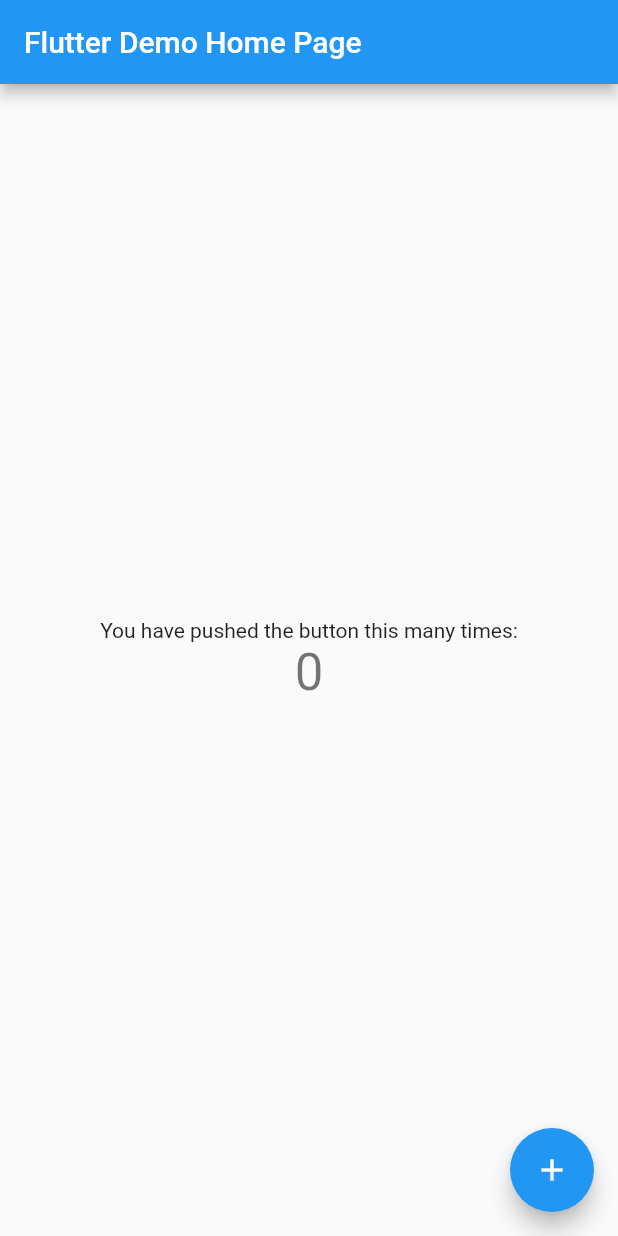
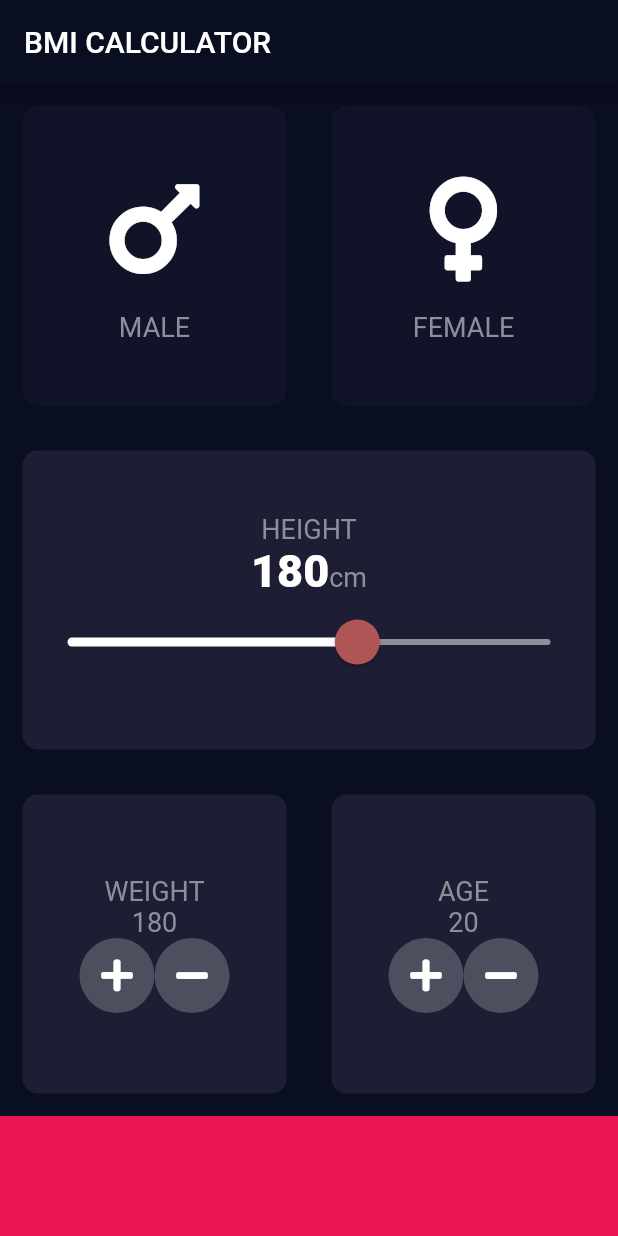
Before and after one commit to richmanrichie/flutter_BMICalculator, a Flutter app: the screen it shows after launch, on a phone screen of 412 x 824 dp. Run offline on Flutter 3.47's test engine with Material 2 defaults, Android fonts, the phone set to English and light mode, and no system bars; our stand-ins replace font_awesome_flutter.

Commit message:
Merge branch 'master' of https://github.com/richmanrichie/flutter_BMICalculator
# Conflicts:
#	README.md

```diff
--- /dev/null
+++ b/lib/constants.dart
@@ -0,0 +1,16 @@
+import 'package:flutter/material.dart';
+
+const kLabelTextStyle = TextStyle(
+    fontSize: 18.0,
+    color: Color(0xFF8D8E98)
+);
+
+const kNumberStyle = TextStyle(
+    fontSize: 30.0,
+    fontWeight: FontWeight.w900
+);
+
+const kBottomContainerHeight = 80.0;
+const kActiveCardColor = Color(0xFF1D1E33);
+const kInactiveCardColor = Color(0xFF111328);
+const kBottomContainerColor = Color(0xFFEB1555);
--- /dev/null
+++ b/lib/icon_content.dart
@@ -0,0 +1,28 @@
+import 'package:flutter/material.dart';
+import 'constants.dart';
+
+class IconContent extends StatelessWidget {
+  IconContent({@required this.icon, @required this.label});
+
+  final IconData icon;
+  final String label;
+  @override
+  Widget build(BuildContext context) {
+    return Column(
+      mainAxisAlignment: MainAxisAlignment.center,
+      children: <Widget>[
+        Icon(
+          icon,
+          size: 80.0,
+        ),
+        SizedBox(
+            height: 15.0
+        ),
+        Text(
+          label,
+          style: kLabelTextStyle
+        )
+      ],
+    );
+  }
+}
--- /dev/null
+++ b/lib/input_page.dart
@@ -0,0 +1,226 @@
+import 'package:flutter/material.dart';
+import 'package:font_awesome_flutter/font_awesome_flutter.dart';
+
+import 'icon_content.dart';
+import 'reusable_card.dart';
+import 'constants.dart';
+
+
+enum Gender {
+  male,
+  female
+}
+
+class InputPage extends StatefulWidget {
+  @override
+  _InputPageState createState() => _InputPageState();
+}
+
+class _InputPageState extends State<InputPage> {
+  Gender selectedCard;
+  int height = 180;
+  int weight = 180;
+  int age = 20;
+
+  @override
+  Widget build(BuildContext context) {
+
+    return Scaffold(
+      appBar: AppBar(
+        title: Text('BMI CALCULATOR'),
+      ),
+      body: Column(
+        crossAxisAlignment: CrossAxisAlignment.stretch,
+        children: <Widget>[
+          Expanded(
+            child: Row(
+              children: <Widget>[
+                Expanded(
+                    child: Reusablecard(
+                        color: selectedCard == Gender.male ? kActiveCardColor : kInactiveCardColor,
+                        cardChild: IconContent(icon: FontAwesomeIcons.mars, label: 'MALE'),
+                        onPress: () {
+                          setState(() {
+                            selectedCard = Gender.male;
+                          });
+                        },
+                    ),
+                ),
+                Expanded(
+                  child: Reusablecard(
+                    cardChild: IconContent(icon: FontAwesomeIcons.venus, label: 'FEMALE'),
+                    color: selectedCard == Gender.female ? kActiveCardColor : kInactiveCardColor,
+                    onPress: () {
+                      setState(() {
+                        selectedCard = Gender.female;
+                      });
+                    },
+                  ),
+                ),
+              ],
+            ),
+          ),
+          Expanded(
+              child: Row(children: <Widget> [
+                Expanded(
+                    child: Reusablecard(
+                        color: kActiveCardColor,
+                        cardChild: Column(
+                          mainAxisAlignment: MainAxisAlignment.center,
+                          children: <Widget>[
+                            Text(
+                              'HEIGHT',
+                              style: kLabelTextStyle,
+                            ),
+                            Row(
+                              mainAxisAlignment: MainAxisAlignment.center,
+                              crossAxisAlignment: CrossAxisAlignment.baseline,
+                              textBaseline: TextBaseline.alphabetic,
+                              children: <Widget>[
+                                Text(
+                                  height.toString(),
+                                  style: kNumberStyle
+                                ),
+                                Text(
+                                  'cm',
+                                  style: kLabelTextStyle,
+                                )
+                              ],
+                            ),
+                            SliderTheme(
+                              data: SliderTheme.of(context).copyWith(
+                                inactiveTrackColor: Color(0xFF8D8E98),
+                                activeTrackColor: Colors.white,
+                                thumbColor: Color(0xFFEB15555),
+                                overlayColor: Color(0x29EB15555),
+                                thumbShape: RoundSliderThumbShape(enabledThumbRadius: 15.0),
+                                overlayShape: RoundSliderOverlayShape(overlayRadius: 30.0),
+                              ),
+                              child: Slider(
+                                value: height.toDouble(),
+                                min: 120.0,
+                                max: 220.0,
+                                onChanged: (double newValue) {
+                                  setState(() {
+                                    height = newValue.toInt();
+                                  });
+                                },
+                              ),
+                            )
+                          ],
+                        ),
+                    ),
+                ),
+              ],
+              ),
+          ),
+          Expanded(
+            child: Row(
+              children: <Widget>[
+                Expanded(
+                    child: Reusablecard(
+                        color: kActiveCardColor,
+                        cardChild: Column(
+                          mainAxisAlignment: MainAxisAlignment.center,
+                          children: [
+                            Text(
+                              'WEIGHT',
+                              style: kLabelTextStyle,
+                            ),
+                            Text(
+                              weight.toString(),
+                              style: kLabelTextStyle,
+                            ),
+                            Row(
+                              mainAxisAlignment: MainAxisAlignment.center,
+                              children: <Widget>[
+                                RoundIconButton(
+                                  icon: FontAwesomeIcons.plus,
+                                  onPressesd: () {
+                                    setState(() {
+                                      weight += 1;
+                                    });
+                                  },
+                                ),
+                                RoundIconButton(
+                                  icon: FontAwesomeIcons.minus,
+                                  onPressesd: () {
+                                    weight -= weight > 0 ?  1 : 0;
+                                  },
+                                )
+                              ],
+                            )
+                          ],
+                        ),
+                    ),
+                ),
+                Expanded(
+                    child: Reusablecard(
+                        color: kActiveCardColor,
+                      cardChild: Column(
+                        mainAxisAlignment: MainAxisAlignment.center,
+                        children: [
+                          Text(
+                            'AGE',
+                            style: kLabelTextStyle,
+                          ),
+                          Text(
+                            age.toString(),
+                            style: kLabelTextStyle,
+                          ),
+                          Row(
+                            mainAxisAlignment: MainAxisAlignment.center,
+                            children: <Widget>[
+                              RoundIconButton(
+                                icon: FontAwesomeIcons.plus,
+                                onPressesd: () {
+                                  setState(() {
+                                    age += 1;
+                                  });
+                                },
+                              ),
+                              RoundIconButton(
+                                icon: FontAwesomeIcons.minus,
+                                onPressesd: () {
+                                  height -= (height > 0) ?  1 : 0;
+                                },
+                              )
+                            ],
+                          )
+                        ],
+                      ),
+                    )
+                ),
+              ],
+            ),
+          ),
+          Container(
+            width: double.infinity,
+            height: kBottomContainerHeight,
+            color: kBottomContainerColor
+          ),
+        ],
+      )
+    );
+  }
+}
+
+class RoundIconButton extends StatelessWidget {
+  final IconData icon;
+  final Function onPressesd;
+  RoundIconButton({@required this.icon, @required this.onPressesd});
+  @override
+  Widget build(BuildContext context) {
+    return RawMaterialButton(
+      child: Icon(icon),
+      onPressed: onPressesd,
+      fillColor: Color(0xFF4C4F5E),
+      constraints: BoxConstraints.tightFor(
+        height: 50.0,
+        width: 50.0
+      ),
+      shape: CircleBorder(),
+      elevation: 0.0,
+    );
+  }
+}
--- a/lib/main.dart
+++ b/lib/main.dart
@@ -1,3 +1,4 @@
+import 'input_page.dart';
 import 'package:flutter/material.dart';
 
 void main() {
@@ -10,60 +11,11 @@ class MyApp extends StatelessWidget {
   Widget build(BuildContext context) {
     return MaterialApp(
       title: 'Flutter Demo',
-      theme: ThemeData(
-        primarySwatch: Colors.blue,
-        visualDensity: VisualDensity.adaptivePlatformDensity,
+      theme: ThemeData.dark().copyWith(
+        primaryColor: Color(0xFF0A0E21),
+        scaffoldBackgroundColor: Color(0xFF0A0E21)
       ),
-      home: MyHomePage(title: 'Flutter Demo Home Page'),
+      home: InputPage(),
     );
   }
 }
-
-class MyHomePage extends StatefulWidget {
-  MyHomePage({Key key, this.title}) : super(key: key);
-
-  final String title;
-
-  @override
-  _MyHomePageState createState() => _MyHomePageState();
-}
-
-class _MyHomePageState extends State<MyHomePage> {
-  int _counter = 0;
-
-  void _incrementCounter() {
-    setState(() {
-      _counter++;
-    });
-  }
-
-  @override
-  Widget build(BuildContext context) {
-
-    return Scaffold(
-      appBar: AppBar(
-        title: Text(widget.title),
-      ),
-      body: Center(
-        child: Column(
-
-          mainAxisAlignment: MainAxisAlignment.center,
-          children: <Widget>[
-            Text(
-              'You have pushed the button this many times:',
-            ),
-            Text(
-              '$_counter',
-              style: Theme.of(context).textTheme.headline4,
-            ),
-          ],
-        ),
-      ),
-      floatingActionButton: FloatingActionButton(
-        onPressed: _incrementCounter,
-        tooltip: 'Increment',
-        child: Icon(Icons.add),
-      ), // This trailing comma makes auto-formatting nicer for build methods.
-    );
-  }
-}
--- /dev/null
+++ b/lib/reusable_card.dart
@@ -0,0 +1,24 @@
+import 'package:flutter/material.dart';
+
+class Reusablecard extends StatelessWidget {
+  Reusablecard({@required this.color, this.cardChild, this.onPress});
+  final Color color;
+  final Widget cardChild;
+  final Function onPress;
+  @override
+  Widget build(BuildContext context) {
+    return GestureDetector(
+      onTap: onPress,
+      child: Container(
+          child: cardChild,
+          margin: EdgeInsets.all(15.0),
+          decoration: BoxDecoration(
+              color: color,
+              borderRadius: BorderRadius.circular(10.0)
+          ),
+          height: 200.0,
+          width: 170.0
+      ),
+    );
+  }
+}
--- a/pubspec.yaml
+++ b/pubspec.yaml
@@ -28,6 +28,7 @@ dependencies:
   # The following adds the Cupertino Icons font to your application.
   # Use with the CupertinoIcons class for iOS style icons.
   cupertino_icons: ^0.1.3
+  font_awesome_flutter: ^8.8.1
 
 dev_dependencies:
   flutter_test:
```
Also changed, not shown: pubspec.lock.
